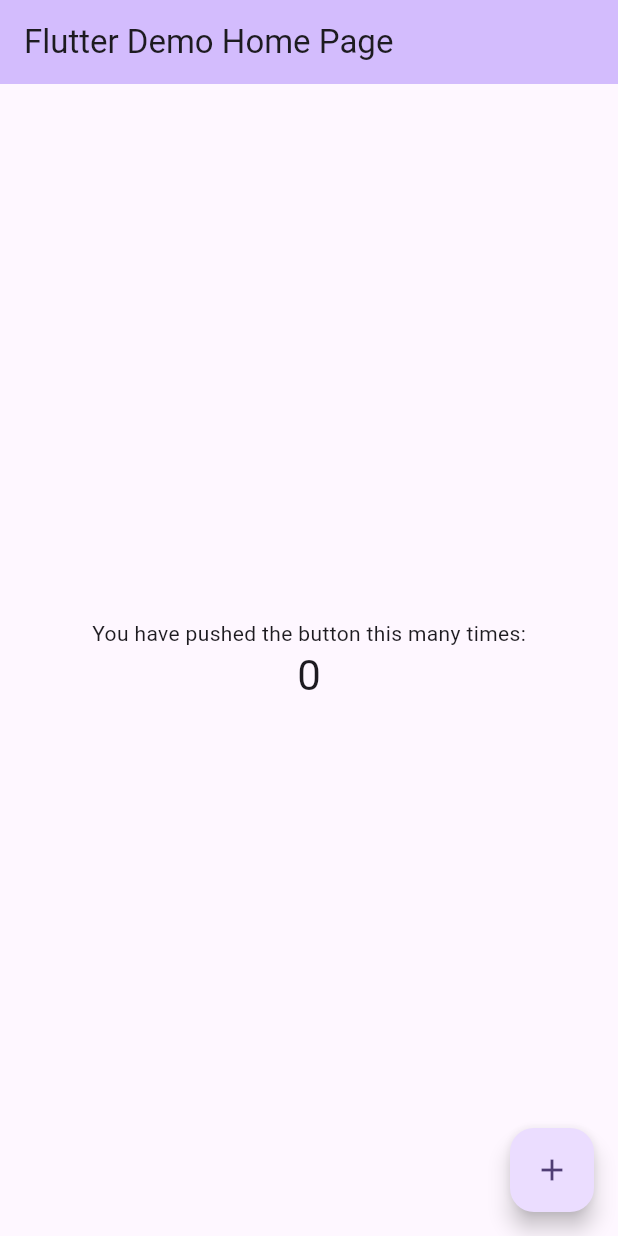
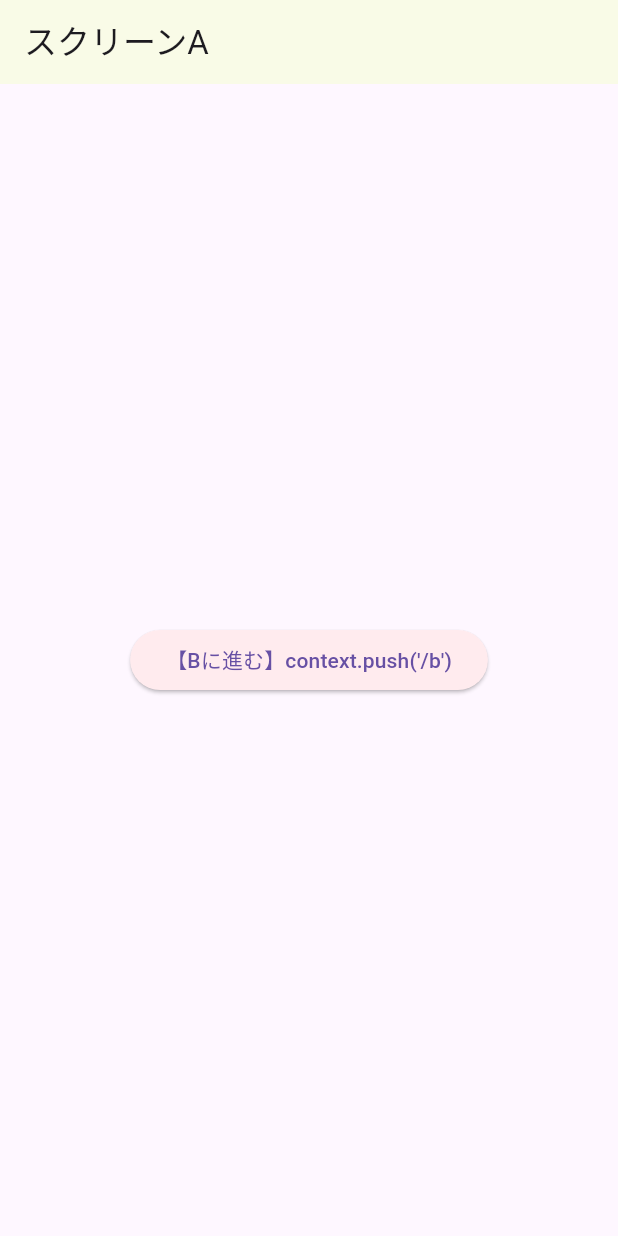
Before and after one commit to dream-developer/flutter_routing, a Flutter app: the screen it shows after launch, on a phone screen of 412 x 824 dp. Run offline on Flutter 3.47's test engine with Material 3 defaults, Android fonts, the phone set to English and light mode, and no system bars; our stand-ins replace go_router.

Commit message:
ルーティング - ルーティングの定義/push/pop

```diff
--- a/lib/main.dart
+++ b/lib/main.dart
@@ -1,125 +1,123 @@
 import 'package:flutter/material.dart';
+import 'package:go_router/go_router.dart'; // 1
 
-void main() {
-  runApp(const MyApp());
+main() {
+  final app = MyApp();
+  runApp(app);
 }
 
 class MyApp extends StatelessWidget {
-  const MyApp({super.key});
+  MyApp({super.key});
 
-  // This widget is the root of your application.
+  final router = GoRouter( // 2
+    initialLocation: '/a', // 3
+    routes: [
+      GoRoute( // 4
+        path: '/a', // 5
+        builder: (context, state) => const ScreenA(), // 6
+      ),
+      GoRoute(
+        path: '/b',
+        builder: (context, state) => const ScreenB(),
+      ),
+      GoRoute(
+        path: '/c',
+        builder: (context, state) => const ScreenC(),
+      ),
+    ],
+  );
+
   @override
-  Widget build(BuildContext context) {
-    return MaterialApp(
-      title: 'Flutter Demo',
-      theme: ThemeData(
-        // This is the theme of your application.
-        //
-        // TRY THIS: Try running your application with "flutter run". You'll see
-        // the application has a purple toolbar. Then, without quitting the app,
-        // try changing the seedColor in the colorScheme below to Colors.green
-        // and then invoke "hot reload" (save your changes or press the "hot
-        // reload" button in a Flutter-supported IDE, or press "r" if you used
-        // the command line to start the app).
-        //
-        // Notice that the counter didn't reset back to zero; the application
-        // state is not lost during the reload. To reset the state, use hot
-        // restart instead.
-        //
-        // This works for code too, not just values: Most code changes can be
-        // tested with just a hot reload.
-        colorScheme: ColorScheme.fromSeed(seedColor: Colors.deepPurple),
-        useMaterial3: true,
-      ),
-      home: const MyHomePage(title: 'Flutter Demo Home Page'),
+  Widget build(BuildContext context) { // 7
+    return MaterialApp.router(
+      routeInformationProvider: router.routeInformationProvider,
+      routeInformationParser: router.routeInformationParser,
+      routerDelegate: router.routerDelegate,
     );
   }
 }
 
-class MyHomePage extends StatefulWidget {
-  const MyHomePage({super.key, required this.title});
-
-  // This widget is the home page of your application. It is stateful, meaning
-  // that it has a State object (defined below) that contains fields that affect
-  // how it looks.
-
-  // This class is the configuration for the state. It holds the values (in this
-  // case the title) provided by the parent (in this case the App widget) and
-  // used by the build method of the State. Fields in a Widget subclass are
-  // always marked "final".
-
-  final String title;
-
-  @override
-  State<MyHomePage> createState() => _MyHomePageState();
-}
-
-class _MyHomePageState extends State<MyHomePage> {
-  int _counter = 0;
-
-  void _incrementCounter() {
-    setState(() {
-      // This call to setState tells the Flutter framework that something has
-      // changed in this State, which causes it to rerun the build method below
-      // so that the display can reflect the updated values. If we changed
-      // _counter without calling setState(), then the build method would not be
-      // called again, and so nothing would appear to happen.
-      _counter++;
-    });
-  }
+class ScreenA extends StatelessWidget {
+  const ScreenA({super.key});
 
   @override
   Widget build(BuildContext context) {
-    // This method is rerun every time setState is called, for instance as done
-    // by the _incrementCounter method above.
-    //
-    // The Flutter framework has been optimized to make rerunning build methods
-    // fast, so that you can just rebuild anything that needs updating rather
-    // than having to individually change instances of widgets.
+    final appBar = AppBar(
+      backgroundColor: Colors.lime[50],
+      title: const Text('スクリーンA'),
+    );
+
     return Scaffold(
-      appBar: AppBar(
-        // TRY THIS: Try changing the color here to a specific color (to
-        // Colors.amber, perhaps?) and trigger a hot reload to see the AppBar
-        // change color while the other colors stay the same.
-        backgroundColor: Theme.of(context).colorScheme.inversePrimary,
-        // Here we take the value from the MyHomePage object that was created by
-        // the App.build method, and use it to set our appbar title.
-        title: Text(widget.title),
+      appBar: appBar,
+      body: Center(
+        child: Row(
+          mainAxisAlignment: MainAxisAlignment.spaceEvenly,
+          children: [
+            ElevatedButton(
+              onPressed: () => context.push('/b'),
+              style: ElevatedButton.styleFrom(backgroundColor: Colors.red[50]),
+              child: const Text("【Bに進む】context.push('/b')"),
+             )
+          ],
+        ),
       ),
+    );
+  }
+}
+
+class ScreenB extends StatelessWidget {
+  const ScreenB({super.key});
+  @override
+  Widget build(BuildContext context) {
+    final appBar = AppBar(
+      backgroundColor: Colors.yellow[50],
+      title: const Text('スクリーンB'),
+    );
+
+    return Scaffold(
+      appBar: appBar,
       body: Center(
-        // Center is a layout widget. It takes a single child and positions it
-        // in the middle of the parent.
-        child: Column(
-          // Column is also a layout widget. It takes a list of children and
-          // arranges them vertically. By default, it sizes itself to fit its
-          // children horizontally, and tries to be as tall as its parent.
-          //
-          // Column has various properties to control how it sizes itself and
-          // how it positions its children. Here we use mainAxisAlignment to
-          // center the children vertically; the main axis here is the vertical
-          // axis because Columns are vertical (the cross axis would be
-          // horizontal).
-          //
-          // TRY THIS: Invoke "debug painting" (choose the "Toggle Debug Paint"
-          // action in the IDE, or press "p" in the console), to see the
-          // wireframe for each widget.
-          mainAxisAlignment: MainAxisAlignment.center,
-          children: <Widget>[
-            const Text(
-              'You have pushed the button this many times:',
+        child: Row(
+          mainAxisAlignment: MainAxisAlignment.spaceEvenly,
+          children: [
+            ElevatedButton(
+              onPressed: () => context.pop(),
+              child: const Text('【戻る】context.pop()'),
             ),
-            Text(
-              '$_counter',
-              style: Theme.of(context).textTheme.headlineMedium,
+            ElevatedButton(
+              onPressed: () => context.push('/c'),
+              child: const Text("【Cに進む】context.push('/c')"),
             ),
           ],
         ),
       ),
-      floatingActionButton: FloatingActionButton(
-        onPressed: _incrementCounter,
-        tooltip: 'Increment',
-        child: const Icon(Icons.add),
-      ), // This trailing comma makes auto-formatting nicer for build methods.
     );
   }
 }
+
+class ScreenC extends StatelessWidget {
+  const ScreenC({super.key});
+
+  @override
+  Widget build(BuildContext context) {
+    final appBar = AppBar(
+      backgroundColor: Colors.purple[50],
+      title: const Text('スクリーンC'),
+    );
+
+    return Scaffold(
+      appBar: appBar,
+      body: Center(
+        child: Row(
+          mainAxisAlignment: MainAxisAlignment.spaceEvenly,
+          children: [
+            ElevatedButton(
+              onPressed: () => context.pop(),
+              child: const Text('【戻る】context.pop()'),
+            ),
+          ],
+        ),
+      ),
+    );
+  }
+}
--- a/pubspec.yaml
+++ b/pubspec.yaml
@@ -30,6 +30,8 @@ environment:
 dependencies:
   flutter:
     sdk: flutter
+  #追加
+  go_router: ^14.4.1
 
 
   # The following adds the Cupertino Icons font to your application.
```
Also changed, not shown: pubspec.lock.
